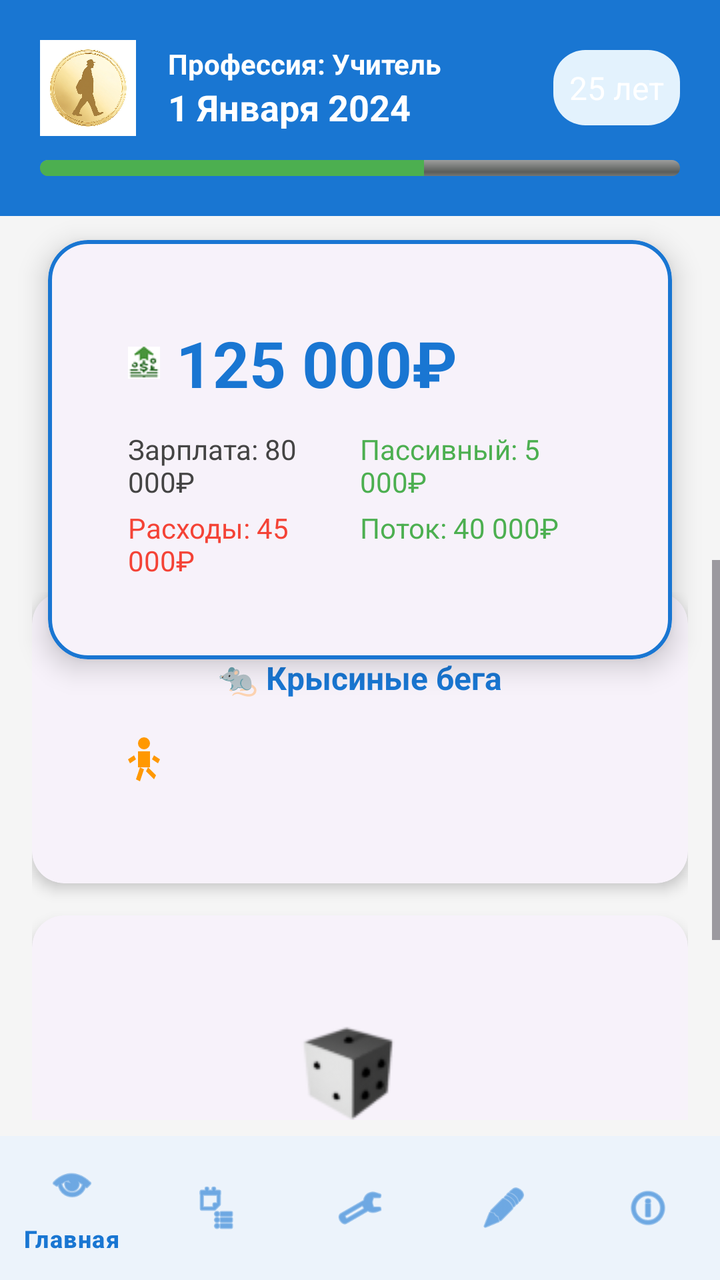
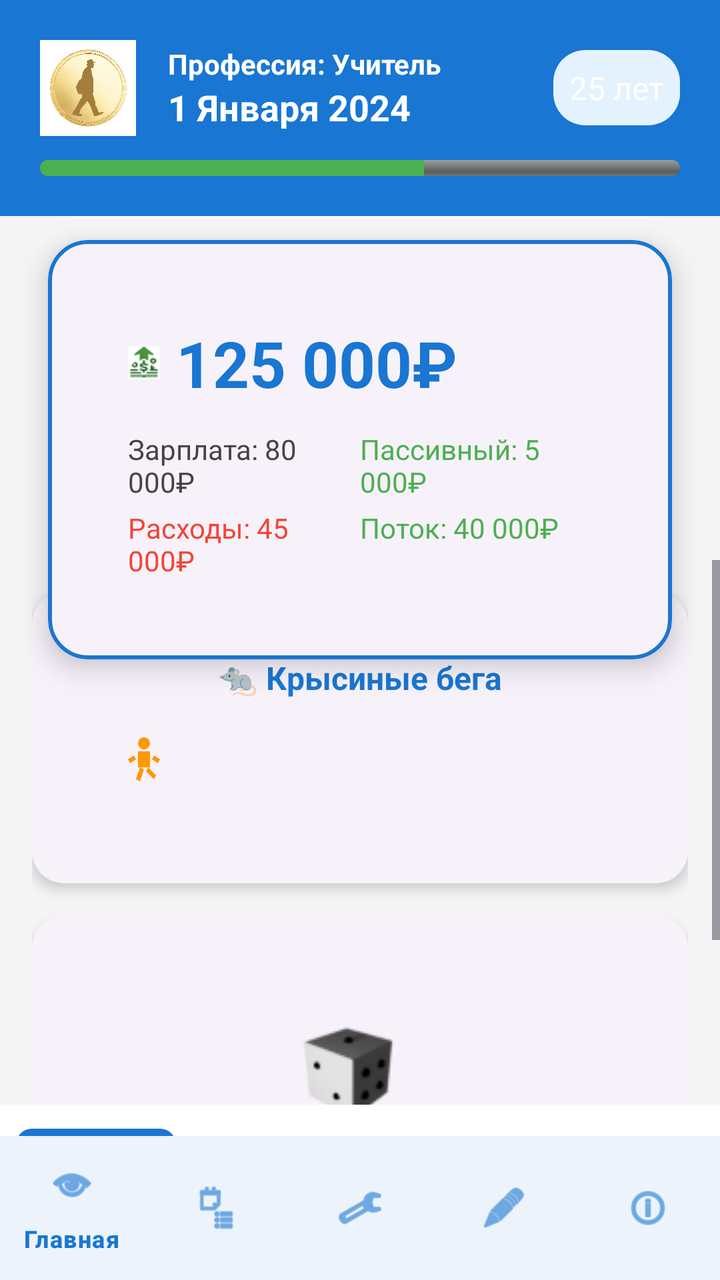

The first picture is an Android layout as it rendered before a commit; the second is the same layout after the commit. The layout source and the unified diff follow.
<!-- AndroidManifest.xml: application theme Theme.FinancialSuccess -->
<!-- res/layout/activity_game.xml -->
<?xml version="1.0" encoding="utf-8"?>
<androidx.coordinatorlayout.widget.CoordinatorLayout
    xmlns:android="http://schemas.android.com/apk/res/android"
    xmlns:app="http://schemas.android.com/apk/res-auto"
    android:layout_width="match_parent"
    android:layout_height="match_parent"
    android:background="@color/background_color">

    
    <LinearLayout
        android:id="@+id/headerPanel"
        android:layout_width="match_parent"
        android:layout_height="wrap_content"
        android:orientation="vertical"
        android:padding="20dp"
        android:background="@color/primary_color">

        <LinearLayout
            android:layout_width="match_parent"
            android:layout_height="wrap_content"
            android:orientation="horizontal"
            android:gravity="center_vertical">

            <ImageView
                android:id="@+id/iv_player_avatar"
                android:layout_width="48dp"
                android:layout_height="48dp"
                android:src="@drawable/player_token"
                android:contentDescription="Аватар игрока"
                android:background="@drawable/bg_avatar_circle"
                android:layout_marginEnd="16dp" />

            <LinearLayout
                android:layout_width="0dp"
                android:layout_height="wrap_content"
                android:layout_weight="1"
                android:orientation="vertical">

                <TextView
                    android:id="@+id/tv_profession"
                    android:layout_width="wrap_content"
                    android:layout_height="wrap_content"
                    android:text="Профессия: Учитель"
                    android:textSize="14sp"
                    android:textColor="@color/white"
                    android:textStyle="bold" />

                <TextView
                    android:id="@+id/tv_current_date"
                    android:layout_width="wrap_content"
                    android:layout_height="wrap_content"
                    android:text="1 Января 2024"
                    android:textSize="18sp"
                    android:textColor="@color/white"
                    android:textStyle="bold" />
            </LinearLayout>

            <TextView
                android:id="@+id/tv_age"
                android:layout_width="wrap_content"
                android:layout_height="wrap_content"
                android:text="25 лет"
                android:textColor="@color/white"
                android:textSize="16sp"
                android:background="@drawable/bg_age_chip"
                android:padding="8dp"
                android:layout_marginStart="8dp"
                android:clickable="true"
                android:focusable="true" />
        </LinearLayout>

        <ProgressBar
            android:id="@+id/progress_life"
            style="@android:style/Widget.ProgressBar.Horizontal"
            android:layout_width="match_parent"
            android:layout_height="8dp"
            android:progress="60"
            android:max="100"
            android:progressTint="@color/success_color"
            android:backgroundTint="@color/primary_color_light"
            android:layout_marginTop="12dp" />
    </LinearLayout>

    
    <com.google.android.material.card.MaterialCardView
        android:id="@+id/card_balance"
        android:layout_width="match_parent"
        android:layout_height="wrap_content"
        android:layout_marginStart="24dp"
        android:layout_marginEnd="24dp"
        android:layout_marginTop="120dp"
        app:cardElevation="8dp"
        app:cardCornerRadius="20dp"
        app:strokeColor="@color/primary_color"
        app:strokeWidth="2dp">

        <LinearLayout
            android:layout_width="match_parent"
            android:layout_height="wrap_content"
            android:orientation="vertical"
            android:padding="24dp">

            <TextView
                android:id="@+id/tv_cash"
                android:layout_width="wrap_content"
                android:layout_height="wrap_content"
                android:text="125 000₽"
                android:textSize="32sp"
                android:textStyle="bold"
                android:textColor="@color/primary_color"
                android:drawableLeft="@drawable/icon_income"
                android:drawablePadding="8dp" />

            <LinearLayout
                android:layout_width="match_parent"
                android:layout_height="wrap_content"
                android:orientation="horizontal"
                android:layout_marginTop="12dp">

                <TextView
                    android:id="@+id/tv_salary"
                    android:layout_width="0dp"
                    android:layout_height="wrap_content"
                    android:layout_weight="1"
                    android:text="Зарплата: 80 000₽"
                    android:textSize="14sp"
                    android:textColor="@color/text_secondary" />

                <TextView
                    android:id="@+id/tv_passive_income"
                    android:layout_width="0dp"
                    android:layout_height="wrap_content"
                    android:layout_weight="1"
                    android:text="Пассивный: 5 000₽"
                    android:textSize="14sp"
                    android:textColor="@color/success_color" />
            </LinearLayout>

            <LinearLayout
                android:layout_width="match_parent"
                android:layout_height="wrap_content"
                android:orientation="horizontal"
                android:layout_marginTop="4dp">

                <TextView
                    android:id="@+id/tv_expenses"
                    android:layout_width="0dp"
                    android:layout_height="wrap_content"
                    android:layout_weight="1"
                    android:text="Расходы: 45 000₽"
                    android:textSize="14sp"
                    android:textColor="@color/error_color" />

                <TextView
                    android:id="@+id/tv_cash_flow"
                    android:layout_width="0dp"
                    android:layout_height="wrap_content"
                    android:layout_weight="1"
                    android:text="Поток: 40 000₽"
                    android:textSize="14sp"
                    android:textColor="@color/success_color" />
            </LinearLayout>
        </LinearLayout>
    </com.google.android.material.card.MaterialCardView>

    
    <ScrollView
        android:layout_width="match_parent"
        android:layout_height="wrap_content"
        android:layout_marginTop="280dp"
        android:layout_marginBottom="80dp">
        <LinearLayout
            android:layout_width="match_parent"
            android:layout_height="wrap_content"
            android:orientation="vertical"
            android:padding="16dp">

            
            <com.google.android.material.card.MaterialCardView
                android:layout_width="match_parent"
                android:layout_height="wrap_content"
                app:cardElevation="4dp"
                app:cardCornerRadius="16dp"
                android:layout_marginBottom="16dp">
                <LinearLayout
                    android:layout_width="match_parent"
                    android:layout_height="wrap_content"
                    android:orientation="vertical"
                    android:padding="16dp">
                    <TextView
                        android:id="@+id/tv_game_status"
                        android:layout_width="wrap_content"
                        android:layout_height="wrap_content"
                        android:text="🐀 Крысиные бега"
                        android:textSize="16sp"
                        android:textColor="@color/primary_color"
                        android:textStyle="bold"
                        android:layout_gravity="center_horizontal" />
                    <LinearLayout
                        android:id="@+id/ll_game_track"
                        android:layout_width="match_parent"
                        android:layout_height="60dp"
                        android:orientation="horizontal"
                        android:gravity="center_vertical"
                        android:padding="8dp">
                        
                        <ImageView
                            android:id="@+id/iv_player_on_track"
                            android:layout_width="32dp"
                            android:layout_height="32dp"
                            android:src="@drawable/ic_runner"
                            android:contentDescription="Игрок на дорожке" />
                    </LinearLayout>
                </LinearLayout>
            </com.google.android.material.card.MaterialCardView>

            
            <com.google.android.material.card.MaterialCardView
                android:id="@+id/card_dice"
                android:layout_width="match_parent"
                android:layout_height="wrap_content"
                app:cardElevation="4dp"
                app:cardCornerRadius="16dp"
                android:layout_marginBottom="16dp"
                android:clickable="true"
                android:focusable="true"
                android:foreground="?attr/selectableItemBackground">
                <LinearLayout
                    android:layout_width="match_parent"
                    android:layout_height="wrap_content"
                    android:orientation="vertical"
                    android:padding="24dp"
                    android:gravity="center">
                    <ImageView
                        android:id="@+id/iv_dice"
                        android:layout_width="80dp"
                        android:layout_height="80dp"
                        android:layout_marginBottom="8dp"
                        android:background="@drawable/dice_1"
                        android:contentDescription="Кубик" />
                    <TextView
                        android:id="@+id/tv_dice_value"
                        android:layout_width="wrap_content"
                        android:layout_height="wrap_content"
                        android:text="Брось кубик!"
                        android:textSize="20sp"
                        android:textStyle="bold"
                        android:layout_marginBottom="8dp" />
                </LinearLayout>
            </com.google.android.material.card.MaterialCardView>
        </LinearLayout>
    </ScrollView>

    
    <com.google.android.material.button.MaterialButton
        android:id="@+id/btnHealthStatus"
        android:layout_width="wrap_content"
        android:layout_height="wrap_content"
        android:text="Здоровье"
        android:visibility="gone" />

    
    <androidx.recyclerview.widget.RecyclerView
        android:id="@+id/recyclerViewAssets"
        android:layout_width="match_parent"
        android:layout_height="0dp"
        android:layout_weight="1"
        android:visibility="gone" />

    
    <TextView
        android:id="@+id/tvHealthStatus"
        android:layout_width="wrap_content"
        android:layout_height="wrap_content"
        android:text="Статус здоровья"
        android:visibility="gone" />

    
    <TextView
        android:id="@+id/tvTrackInfo"
        android:layout_width="wrap_content"
        android:layout_height="wrap_content"
        android:text="Информация о треке"
        android:visibility="gone" />

    
    <ProgressBar
        android:id="@+id/monthProgressBar"
        style="@android:style/Widget.ProgressBar.Horizontal"
        android:layout_width="match_parent"
        android:layout_height="8dp"
        android:progress="0"
        android:max="100"
        android:visibility="gone" />

    
    <TextView
        android:id="@+id/tvFinishGoal"
        android:layout_width="wrap_content"
        android:layout_height="wrap_content"
        android:text="Финальная цель"
        android:visibility="gone" />

    
    <com.google.android.material.bottomnavigation.BottomNavigationView
        android:id="@+id/bottom_navigation"
        android:layout_width="match_parent"
        android:layout_height="72dp"
        android:layout_gravity="bottom"
        android:background="@color/white"
        app:itemIconTint="@color/primary_color"
        app:itemTextColor="@color/primary_color"
        app:menu="@menu/bottom_nav_menu" />

</androidx.coordinatorlayout.widget.CoordinatorLayout>
<!-- resources referenced by this layout -->
<resources>
  <color name="background_color">#F5F5F5</color>
  <color name="error_color">#F44336</color>
  <color name="primary_color">#1976D2</color>
  <color name="primary_color_light">#E3F2FD</color>
  <color name="success_color">#4CAF50</color>
  <color name="text_secondary">#444444</color>
  <color name="white">#FFFFFF</color>
  <!-- drawable bg_age_chip (drawable) -->
  <?xml version="1.0" encoding="utf-8"?>
  <shape xmlns:android="http://schemas.android.com/apk/res/android" android:shape="rectangle">
      <solid android:color="@color/primary_color_light"/>
      <corners android:radius="16dp"/>
  </shape>
  <!-- drawable bg_avatar_circle (drawable) -->
  <?xml version="1.0" encoding="utf-8"?>
  <shape xmlns:android="http://schemas.android.com/apk/res/android" android:shape="oval">
      <solid android:color="@color/primary_color_light"/>
  </shape>
  <!-- drawable dice_1: png bitmap (drawable-hdpi, 6690 bytes) -->
  <!-- drawable ic_runner (drawable) -->
  <?xml version="1.0" encoding="utf-8"?>
  <vector xmlns:android="http://schemas.android.com/apk/res/android"
      android:width="32dp"
      android:height="32dp"
      android:viewportWidth="32"
      android:viewportHeight="32">
      
      
      <path
          android:fillColor="#FF9800"
          android:pathData="M16,8m-3,0a3,3 0,1 1,6 0a3,3 0,1 1,-6 0"/>
      
      
      <path
          android:fillColor="#FF9800"
          android:pathData="M13,12h6v8h-6z"/>
      
      
      <path
          android:fillColor="#FF9800"
          android:pathData="M11,14l-3,2l1,2l3,-2z"/>
      
      <path
          android:fillColor="#FF9800"
          android:pathData="M21,14l3,2l-1,2l-3,-2z"/>
      
      
      <path
          android:fillColor="#FF9800"
          android:pathData="M14,20l-2,6l2,1l2,-6z"/>
      
      <path
          android:fillColor="#FF9800"
          android:pathData="M18,20l4,4l-1,2l-4,-4z"/>
  </vector>
  <!-- drawable icon_income: png bitmap (drawable-hdpi, 1794 bytes) -->
  <!-- drawable player_token: png bitmap (drawable-hdpi, 534533 bytes) -->
  <style name="Theme.FinancialSuccess" parent="Theme.Material3.DayNight">
          
          <item name="colorPrimary">@color/primary_color</item>
          <item name="colorPrimaryVariant">@color/primary_variant</item>
          <item name="colorOnPrimary">@color/white</item>
          
          
          <item name="colorSecondary">@color/secondary_color</item>
          <item name="colorSecondaryVariant">@color/secondary_variant</item>
          <item name="colorOnSecondary">@color/black</item>
          
          
          <item name="android:colorBackground">@color/background_color</item>
          <item name="colorSurface">@color/surface_color</item>
          <item name="colorOnBackground">@color/text_primary</item>
          <item name="colorOnSurface">@color/text_primary</item>
          
          
          <item name="android:statusBarColor">?attr/colorPrimaryVariant</item>
          
          
          <item name="windowActionBar">false</item>
          <item name="windowNoTitle">true</item>
          
          
          <item name="materialCardViewStyle">@style/Widget.App.CardView</item>
          
          
          <item name="materialButtonStyle">@style/Widget.App.Button</item>
      </style>
  <color name="primary_variant">#0D47A1</color>
  <color name="secondary_color">#FFC107</color>
  <color name="secondary_variant">#FF8F00</color>
  <color name="black">#000000</color>
  <color name="surface_color">#FFFFFF</color>
  <color name="text_primary">#212121</color>
  <style name="Widget.App.CardView" parent="Widget.Material3.CardView.Elevated">
          <item name="cardCornerRadius">12dp</item>
          <item name="cardElevation">4dp</item>
          <item name="contentPadding">16dp</item>
      </style>
  <style name="Widget.App.Button" parent="Widget.Material3.Button">
          <item name="cornerRadius">8dp</item>
          <item name="android:textAllCaps">false</item>
      </style>
</resources>

<!-- the commit's change to res/layout/activity_game.xml (unified diff, before → after) -->
@@ -302,6 +302,49 @@
         android:visibility="gone" />
 
     
+    <LinearLayout
+        android:id="@+id/layoutGameActions"
+        android:layout_width="match_parent"
+        android:layout_height="wrap_content"
+        android:orientation="horizontal"
+        android:gravity="center"
+        android:layout_gravity="bottom"
+        android:background="@color/white"
+        android:padding="8dp">
+
+        <com.google.android.material.button.MaterialButton
+            android:id="@+id/btnFinancialStatement"
+            android:layout_width="0dp"
+            android:layout_height="wrap_content"
+            android:layout_weight="1"
+            android:text="Фин. отчет" />
+
+        <com.google.android.material.button.MaterialButton
+            android:id="@+id/btnAssets"
+            android:layout_width="0dp"
+            android:layout_height="wrap_content"
+            android:layout_weight="1"
+            android:text="Активы"
+            android:layout_marginStart="8dp" />
+
+        <com.google.android.material.button.MaterialButton
+            android:id="@+id/btnMarket"
+            android:layout_width="0dp"
+            android:layout_height="wrap_content"
+            android:layout_weight="1"
+            android:text="Рынок"
+            android:layout_marginStart="8dp" />
+
+        <com.google.android.material.button.MaterialButton
+            android:id="@+id/btnFinancialJournal"
+            android:layout_width="0dp"
+            android:layout_height="wrap_content"
+            android:layout_weight="1"
+            android:text="Журнал"
+            android:layout_marginStart="8dp" />
+    </LinearLayout>
+
+    
     <com.google.android.material.bottomnavigation.BottomNavigationView
         android:id="@+id/bottom_navigation"
         android:layout_width="match_parent"
